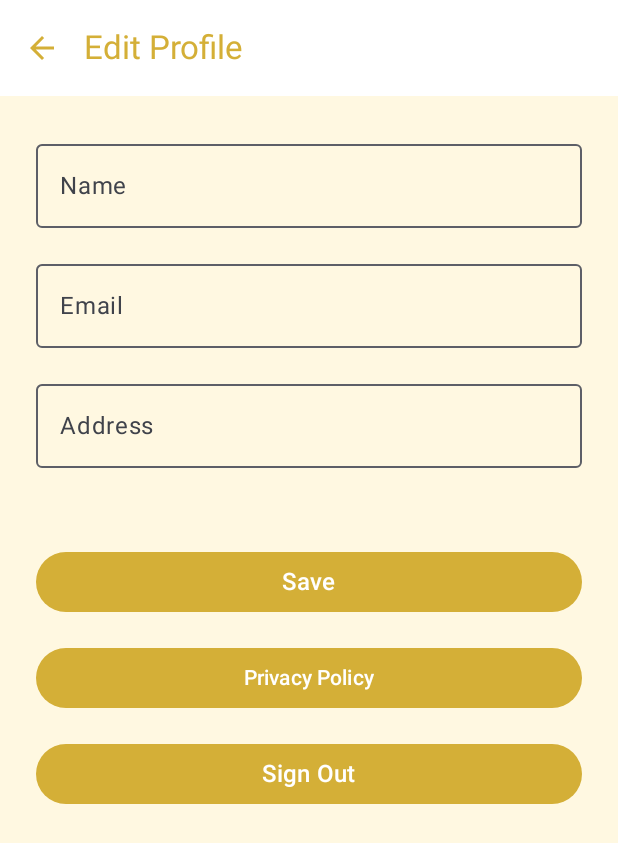
After one commit to Babu164/ShowTime, an Android app built with Jetpack Compose: the ProfileActivity screen opened directly, with no data from a screen before it, on a phone screen of 412 x 824 dp. The commit adds this screen. Shown: the top 843 px of the screen. Run offline under Robolectric (Android 15) with nearby library versions, the light colour scheme and no system bars; our stand-ins replace Firebase (no records; nobody signed in at launch, a user with empty details on screens opened directly).

Commit message:
Profile Ativity

```diff
--- a/app/build.gradle.kts
+++ b/app/build.gradle.kts
@@ -67,4 +67,9 @@ dependencies {
     debugImplementation(libs.androidx.ui.tooling)
     debugImplementation(libs.androidx.ui.test.manifest)
     implementation(libs.androidx.navigation.compose)
+
+    implementation (libs.firebase.firestore.ktx)
+    implementation (libs.firebase.storage.ktx)
+    implementation(libs.google.firebase.auth.ktx)
+
 }
--- /dev/null
+++ b/app/src/main/java/com/example/showtime/ProfileActivity.kt
@@ -0,0 +1,225 @@
+package com.example.showtime
+
+import android.Manifest
+import android.content.Intent
+import android.content.pm.PackageManager
+import android.os.Bundle
+import android.widget.Toast
+import androidx.activity.ComponentActivity
+import androidx.activity.compose.rememberLauncherForActivityResult
+import androidx.activity.compose.setContent
+import androidx.activity.result.contract.ActivityResultContracts
+import androidx.compose.foundation.background
+import androidx.compose.foundation.layout.*
+import androidx.compose.material.icons.Icons
+import androidx.compose.material.icons.filled.ArrowBack
+import androidx.compose.material3.*
+import androidx.compose.runtime.*
+import androidx.compose.ui.Alignment
+import androidx.compose.ui.Modifier
+import androidx.compose.ui.graphics.Color
+import androidx.compose.ui.platform.LocalContext
+import androidx.compose.ui.platform.LocalLifecycleOwner
+import androidx.compose.ui.text.font.FontWeight
+import androidx.compose.ui.unit.dp
+import androidx.compose.ui.unit.sp
+import androidx.core.content.ContextCompat
+import com.example.showtime.ui.theme.ShowTimeTheme
+import com.google.firebase.firestore.FirebaseFirestore
+
+class ProfileActivity : ComponentActivity() {
+    override fun onCreate(savedInstanceState: Bundle?) {
+        super.onCreate(savedInstanceState)
+        setContent {
+            ShowTimeTheme {
+                RequestLocationPermissionAndProfile()
+            }
+        }
+    }
+}
+
+@Composable
+fun RequestLocationPermissionAndProfile() {
+    val context = LocalContext.current
+    var permissionGranted by remember { mutableStateOf(false) }
+
+    val launcher = rememberLauncherForActivityResult(
+        contract = ActivityResultContracts.RequestPermission()
+    ) { isGranted: Boolean ->
+        permissionGranted = isGranted
+        if (!isGranted) {
+            Toast.makeText(context, "Location permission is needed to access profile.", Toast.LENGTH_LONG).show()
+        }
+    }
+
+    LaunchedEffect(Unit) {
+        val permissionCheck = ContextCompat.checkSelfPermission(
+            context, Manifest.permission.ACCESS_FINE_LOCATION
+        )
+        if (permissionCheck == PackageManager.PERMISSION_GRANTED) {
+            permissionGranted = true
+        } else {
+            launcher.launch(Manifest.permission.ACCESS_FINE_LOCATION)
+        }
+    }
+
+    if (permissionGranted) {
+        ProfileScreen()
+    } else {
+        Box(
+            modifier = Modifier
+                .fillMaxSize()
+                .background(Color.White),
+            contentAlignment = Alignment.Center
+        ) {
+            Text("Waiting for location permission...", color = Color.Black)
+        }
+    }
+}
+
+@OptIn(ExperimentalMaterial3Api::class)
+@Composable
+fun ProfileScreen() {
+    val context = LocalContext.current
+    val db = FirebaseFirestore.getInstance()
+
+    var name by remember { mutableStateOf("") }
+    var email by remember { mutableStateOf("") }
+    var address by remember { mutableStateOf("") }
+    var showPrivacyDialog by remember { mutableStateOf(false) }
+
+    // Load user profile data from Firestore when screen opens
+    LaunchedEffect(Unit) {
+        db.collection("users").document("profile")
+            .get()
+            .addOnSuccessListener { document ->
+                if (document != null && document.exists()) {
+                    name = document.getString("name") ?: ""
+                    email = document.getString("email") ?: ""
+                    address = document.getString("address") ?: ""
+                }
+            }
+            .addOnFailureListener {
+                Toast.makeText(context, "Failed to load profile", Toast.LENGTH_SHORT).show()
+            }
+    }
+
+    Scaffold(
+        containerColor = Color(0xFFFFF8E1),
+        topBar = {
+            TopAppBar(
+                title = { Text("Edit Profile", color = Color(0xFFD4AF37)) },
+                navigationIcon = {
+                    IconButton(onClick = {
+                        val intent = Intent(context, BookingActivity::class.java)
+                        context.startActivity(intent)
+                    }) {
+                        Icon(Icons.Default.ArrowBack, contentDescription = "Back", tint = Color(0xFFD4AF37))
+                    }
+                },
+                colors = TopAppBarDefaults.topAppBarColors(containerColor = Color.White)
+            )
+        }
+    ) { paddingValues ->
+        Column(
+            modifier = Modifier
+                .padding(paddingValues)
+                .padding(24.dp)
+                .fillMaxSize(),
+            horizontalAlignment = Alignment.CenterHorizontally,
+            verticalArrangement = Arrangement.spacedBy(16.dp)
+        ) {
+            OutlinedTextField(
+                value = name,
+                onValueChange = { name = it },
+                label = { Text("Name") },
+                modifier = Modifier.fillMaxWidth()
+            )
+
+            OutlinedTextField(
+                value = email,
+                onValueChange = { email = it },
+                label = { Text("Email") },
+                modifier = Modifier.fillMaxWidth()
+            )
+
+            OutlinedTextField(
+                value = address,
+                onValueChange = { address = it },
+                label = { Text("Address") },
+                modifier = Modifier.fillMaxWidth()
+            )
+
+            Spacer(modifier = Modifier.height(20.dp))
+
+            Button(
+                onClick = {
+                    val profileData = hashMapOf(
+                        "name" to name,
+                        "email" to email,
+                        "address" to address
+                    )
+                    db.collection("users").document("profile")
+                        .set(profileData)
+                        .addOnSuccessListener {
+                            Toast.makeText(context, "Profile Saved!", Toast.LENGTH_SHORT).show()
+                        }
+                        .addOnFailureListener {
+                            Toast.makeText(context, "Failed to save profile", Toast.LENGTH_SHORT).show()
+                        }
+                },
+                colors = ButtonDefaults.buttonColors(containerColor = Color(0xFFD4AF37)),
+                modifier = Modifier.fillMaxWidth()
+            ) {
+                Text("Save", fontSize = 16.sp)
+            }
+
+            // Privacy Policy Button
+            Button(
+                onClick = { showPrivacyDialog = true },
+                colors = ButtonDefaults.buttonColors(containerColor = Color(0xFFD4AF37)),
+                modifier = Modifier.fillMaxWidth()
+            ) {
+                Text("Privacy Policy")
+            }
+
+            if (showPrivacyDialog) {
+                AlertDialog(
+                    onDismissRequest = { showPrivacyDialog = false },
+                    title = { Text("Privacy Policy", fontWeight = FontWeight.Bold, fontSize = 20.sp) },
+                    text = {
+                        Text(
+                            text = "Your privacy is our top priority. All your personal information, including your name, email, and address, is stored securely. " +
+                                    "We strictly adhere to industry standards to safeguard your data and never share your details with unauthorized parties. " +
+                                    "By using our app, you agree to our commitment to data protection and confidentiality.",
+                            fontSize = 16.sp
+                        )
+                    },
+                    confirmButton = {
+                        Button(
+                            onClick = { showPrivacyDialog = false },
+                            colors = ButtonDefaults.buttonColors(containerColor = Color(0xFFD4AF37))
+                        ) {
+                            Text("OK")
+                        }
+                    },
+                    containerColor = Color.White
+                )
+            }
+
+            // Sign Out Button
+            Button(
+                onClick = {
+                    val intent = Intent(context, LoginActivity::class.java)
+                    intent.flags = Intent.FLAG_ACTIVITY_NEW_TASK or Intent.FLAG_ACTIVITY_CLEAR_TASK
+                    context.startActivity(intent)
+                    Toast.makeText(context, "Signed Out Successfully", Toast.LENGTH_SHORT).show()
+                },
+                colors = ButtonDefaults.buttonColors(containerColor = Color(0xFFD4AF37)),
+                modifier = Modifier.fillMaxWidth()
+            ) {
+                Text("Sign Out", fontSize = 16.sp)
+            }
+        }
+    }
+}
--- a/gradle/libs.versions.toml
+++ b/gradle/libs.versions.toml
@@ -1,6 +1,9 @@
 [versions]
 agp = "8.9.0"
+firebaseAuthKtx = "23.2.0"
 firebaseBom = "33.11.0"
+firebaseFirestoreKtx = "25.1.4"
+firebaseStorageKtx = "21.0.1"
 kotlin = "2.0.21"
 coreKtx = "1.15.0"
 junit = "4.13.2"
@@ -19,6 +22,9 @@ androidx-navigation-compose = { module = "androidx.navigation:navigation-compose
 firebase-analytics = { module = "com.google.firebase:firebase-analytics" }
 firebase-auth-ktx = { module = "com.google.firebase:firebase-auth-ktx" }
 firebase-bom = { module = "com.google.firebase:firebase-bom", version.ref = "firebaseBom" }
+firebase-firestore-ktx = { module = "com.google.firebase:firebase-firestore-ktx", version.ref = "firebaseFirestoreKtx" }
+firebase-storage-ktx = { module = "com.google.firebase:firebase-storage-ktx", version.ref = "firebaseStorageKtx" }
+google-firebase-auth-ktx = { module = "com.google.firebase:firebase-auth-ktx", version.ref = "firebaseAuthKtx" }
 junit = { group = "junit", name = "junit", version.ref = "junit" }
 androidx-junit = { group = "androidx.test.ext", name = "junit", version.ref = "junitVersion" }
 androidx-espresso-core = { group = "androidx.test.espresso", name = "espresso-core", version.ref = "espressoCore" }
```
Also changed, not shown: app/src/main/AndroidManifest.xml (+45 -26 lines), app/src/main/java/com/example/showtime/BookingActivity.kt (+43 -33 lines), app/src/main/java/com/example/showtime/LoginActivity.kt (+41 -1 lines), app/src/main/java/com/example/showtime/SeatActivity.kt (+20 -5 lines).
